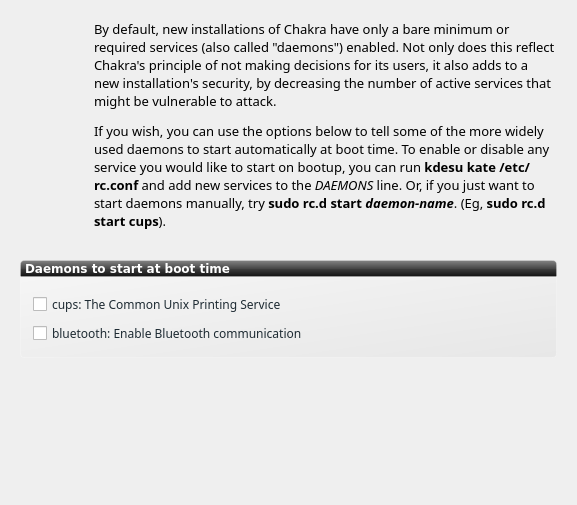
This is ui/ui_scrServices.ui in rshipp/kapudan as Qt 5 draws it before an edit. The edited form follows.
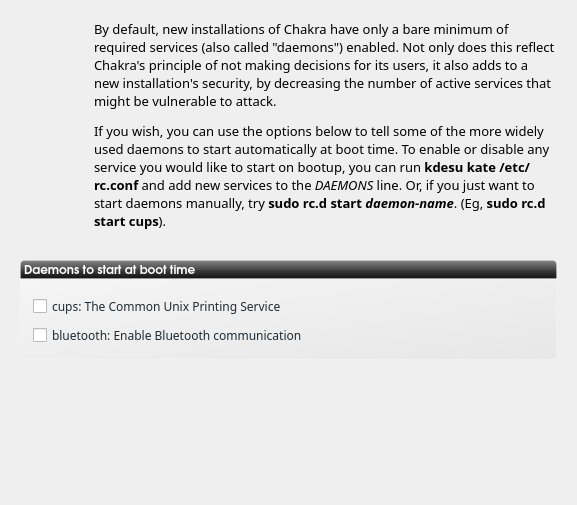
This is the edited form. Icons and pictures are not drawn.

Commit message: fixed typo in scrServices ui

Patch:
```diff
--- a/ui/ui_scrServices.ui
+++ b/ui/ui_scrServices.ui
@@ -150,7 +150,7 @@
         <enum>QFrame::Raised</enum>
        </property>
        <property name="text">
-        <string>&lt;html&gt;&lt;head/&gt;&lt;body&gt;&lt;p&gt;By default, new installations of Chakra have only a bare minimum or required services (also called &amp;quot;daemons&amp;quot;) enabled. Not only does this reflect Chakra's principle of not making decisions for its users, it also adds to a new installation's security, by decreasing the number of active services that might be vulnerable to attack.&lt;/p&gt;&lt;p&gt;If you wish, you can use the options below to tell some of the more widely used daemons to start automatically at boot time. To enable or disable any service you would like to start on bootup, you can run &lt;span style=&quot; font-weight:600;&quot;&gt;kdesu kate /etc/rc.conf&lt;/span&gt; and add new services to the &lt;span style=&quot; font-style:italic;&quot;&gt;DAEMONS&lt;/span&gt; line. Or, if you just want to start daemons manually, try &lt;span style=&quot; font-weight:600;&quot;&gt;sudo rc.d start &lt;/span&gt;&lt;span style=&quot; font-weight:600; font-style:italic;&quot;&gt;daemon-name&lt;/span&gt;. (Eg, &lt;span style=&quot; font-weight:600;&quot;&gt;sudo rc.d start cups&lt;/span&gt;).&lt;/p&gt;&lt;/body&gt;&lt;/html&gt;</string>
+        <string>&lt;html&gt;&lt;head/&gt;&lt;body&gt;&lt;p&gt;By default, new installations of Chakra have only a bare minimum of required services (also called &amp;quot;daemons&amp;quot;) enabled. Not only does this reflect Chakra's principle of not making decisions for its users, it also adds to a new installation's security, by decreasing the number of active services that might be vulnerable to attack.&lt;/p&gt;&lt;p&gt;If you wish, you can use the options below to tell some of the more widely used daemons to start automatically at boot time. To enable or disable any service you would like to start on bootup, you can run &lt;span style=&quot; font-weight:600;&quot;&gt;kdesu kate /etc/rc.conf&lt;/span&gt; and add new services to the &lt;span style=&quot; font-style:italic;&quot;&gt;DAEMONS&lt;/span&gt; line. Or, if you just want to start daemons manually, try &lt;span style=&quot; font-weight:600;&quot;&gt;sudo rc.d start &lt;/span&gt;&lt;span style=&quot; font-weight:600; font-style:italic;&quot;&gt;daemon-name&lt;/span&gt;. (Eg, &lt;span style=&quot; font-weight:600;&quot;&gt;sudo rc.d start cups&lt;/span&gt;).&lt;/p&gt;&lt;/body&gt;&lt;/html&gt;</string>
        </property>
        <property name="wordWrap">
         <bool>true</bool>
@@ -198,7 +198,7 @@
     <widget class="QLabel" name="label">
      <property name="font">
       <font>
-       <family>DejaVu Sans</family>
+       <family>URW Gothic L</family>
        <pointsize>9</pointsize>
        <weight>75</weight>
        <bold>true</bold>
```
